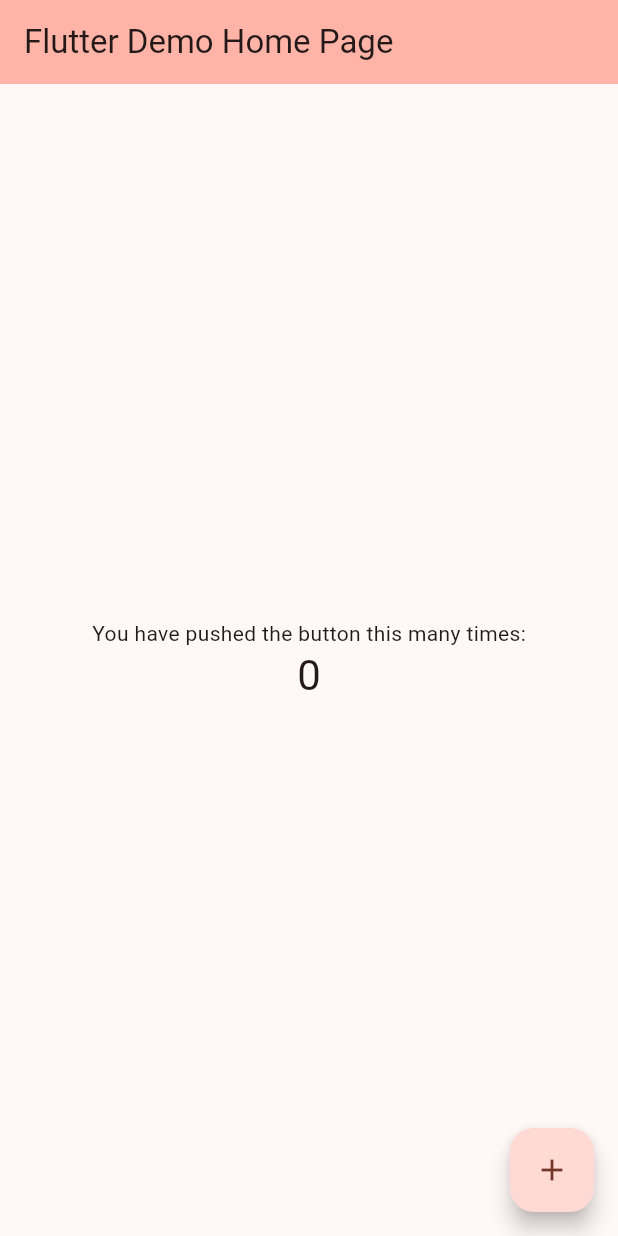
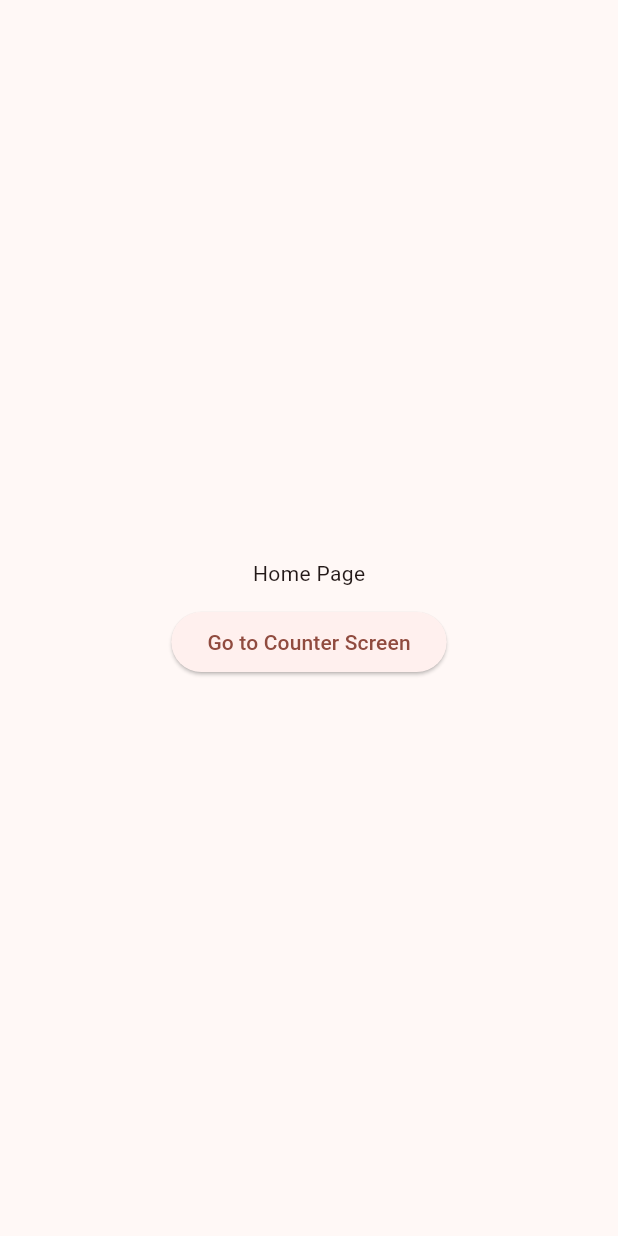
Before and after one commit to hulsambath/Obsidian, a Flutter app: the screen it shows after launch, on a phone screen of 412 x 824 dp. Run offline on Flutter 3.47's test engine with Material 3 defaults, Android fonts, the phone set to English and light mode, and no system bars; our stand-ins replace auto_route.

Commit message:
Close #4 set up auto route

```diff
--- a/lib/main.dart
+++ b/lib/main.dart
@@ -1,16 +1,17 @@
 import 'package:flutter/material.dart';
+import 'package:vendor_app/routes/app_router.dart';
 
 void main() {
-  runApp(const MyApp());
+  runApp(MyApp());
 }
 
 class MyApp extends StatelessWidget {
-  const MyApp({super.key});
-
-  // This widget is the root of your application.
+  MyApp({super.key});
+  final _appRouter = AppRouter();
   @override
   Widget build(BuildContext context) {
-    return MaterialApp(
+    return MaterialApp.router(
+      debugShowCheckedModeBanner: false,
       title: 'Flutter Demo',
       theme: ThemeData(
         colorScheme: ColorScheme.fromSeed(
@@ -18,56 +19,7 @@
         ),
         useMaterial3: true,
       ),
-      home: const MyHomePage(
-        title: 'Flutter Demo Home Page',
-      ),
+      routerConfig: _appRouter.config(),
     );
   }
 }
-
-class MyHomePage extends StatefulWidget {
-  const MyHomePage({super.key, required this.title});
-  final String title;
-
-  @override
-  State<MyHomePage> createState() => _MyHomePageState();
-}
-
-class _MyHomePageState extends State<MyHomePage> {
-  int _counter = 0;
-
-  void _incrementCounter() {
-    setState(() {
-      _counter++;
-    });
-  }
-
-  @override
-  Widget build(BuildContext context) {
-    return Scaffold(
-      appBar: AppBar(
-        backgroundColor: Theme.of(context).colorScheme.inversePrimary,
-        title: Text(widget.title),
-      ),
-      body: Center(
-        child: Column(
-          mainAxisAlignment: MainAxisAlignment.center,
-          children: <Widget>[
-            const Text(
-              'You have pushed the button this many times:',
-            ),
-            Text(
-              '$_counter',
-              style: Theme.of(context).textTheme.headlineMedium,
-            ),
-          ],
-        ),
-      ),
-      floatingActionButton: FloatingActionButton(
-        onPressed: _incrementCounter,
-        tooltip: 'Increment',
-        child: const Icon(Icons.add),
-      ),
-    );
-  }
-}
--- /dev/null
+++ b/lib/routes/app_router.dart
@@ -0,0 +1,13 @@
+import 'package:auto_route/auto_route.dart';
+import 'package:flutter/material.dart';
+import 'package:vendor_app/routes/routers/routers.dart';
+import 'package:vendor_app/view/counter_screen.dart';
+import 'package:vendor_app/view/home_screen.dart';
+
+part 'app_router.gr.dart';
+
+@AutoRouterConfig()
+class AppRouter extends _$AppRouter {
+  @override
+  List<AutoRoute> get routes => routers;
+}
--- /dev/null
+++ b/lib/routes/routers/routers.dart
@@ -0,0 +1,7 @@
+import 'package:auto_route/auto_route.dart';
+import 'package:vendor_app/routes/app_router.dart';
+
+final routers = [
+  AutoRoute(page: HomeRoute.page, initial: true),
+  AutoRoute(page: CounterRoute.page),
+];
--- /dev/null
+++ b/lib/view/home_screen.dart
@@ -0,0 +1,42 @@
+import 'package:auto_route/auto_route.dart';
+import 'package:flutter/material.dart';
+
+import '../routes/app_router.dart';
+
+@RoutePage()
+class HomeScreen extends StatefulWidget {
+  const HomeScreen({super.key});
+
+  @override
+  State<HomeScreen> createState() => _HomeScreenState();
+}
+
+class _HomeScreenState extends State<HomeScreen> {
+  @override
+  Widget build(BuildContext context) {
+    return Scaffold(
+      body: Center(
+        child: Column(
+          mainAxisAlignment: MainAxisAlignment.center,
+          crossAxisAlignment: CrossAxisAlignment.center,
+          children: [
+            const Text(
+              'Home Page',
+            ),
+            const SizedBox(
+              height: 12,
+            ),
+            ElevatedButton(
+              onPressed: () {
+                context.router.push(
+                  CounterRoute(title: 'Counter Page'),
+                );
+              },
+              child: const Text('Go to Counter Screen'),
+            )
+          ],
+        ),
+      ),
+    );
+  }
+}
```
Also changed, not shown: lib/view/counter_screen.dart (added, +50 -0 lines), pubspec.yaml (+4 -50 lines), lib/routes/app_router.gr.dart (added), pubspec.lock, 1 other file.
